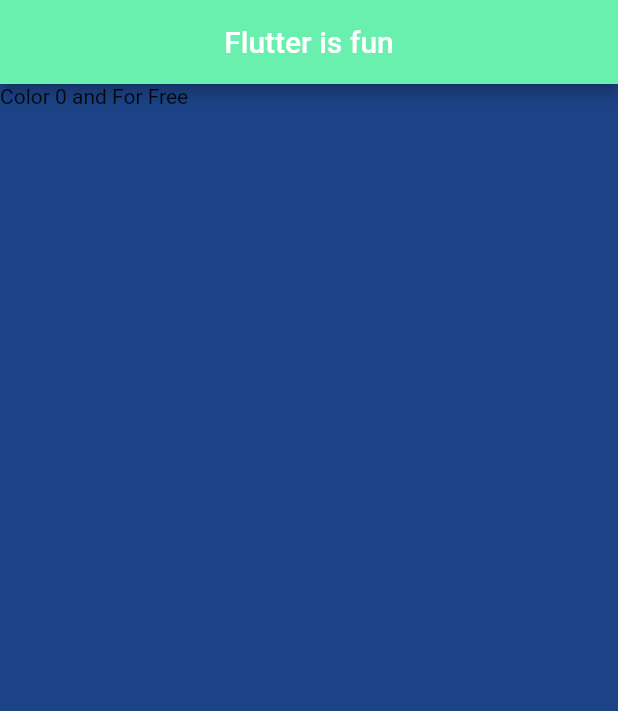
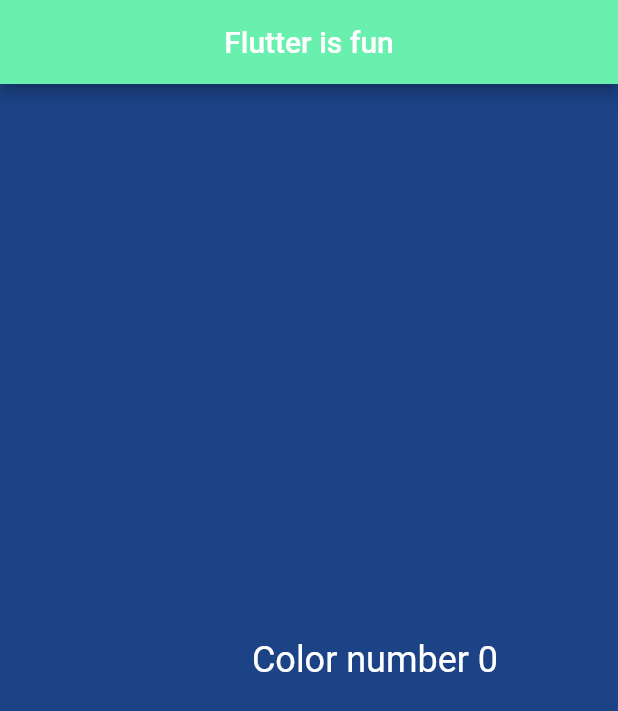
Before and after one commit to basheer574/First_Flutter_App, a Flutter app: the screen it shows after launch, on a phone screen of 412 x 824 dp. Shown: the top 711 px of the screen. Run offline on Flutter 3.47's test engine with Material 2 defaults, Android fonts, the phone set to English and light mode, and no system bars.

Commit message:
fix font size fix font format

```diff
--- a/lib/main.dart
+++ b/lib/main.dart
@@ -20,16 +20,23 @@ class Page1 extends StatelessWidget {
           ),
           backgroundColor: Colors.greenAccent,
         ),
-        body: ListView.builder(scrollDirection: Axis.horizontal,
+        body: ListView.builder(
+            scrollDirection: Axis.horizontal,
             itemBuilder: (itemBuilder, index) {
               return Container(
                 color: Color((math.Random().nextDouble() * 0xFFFFFF).toInt())
                     .withOpacity(1.0),
                 width: 500,
                 height: 500,
-            child: Text("Color $index and For Free"),
+                child: Center(
+                    child: Text(
+                  "Color number $index",
+                  style: const TextStyle(
+                    color: Colors.white,
+                    fontSize: 24.0,
+                  ),
+                )),
               );
-        })
-    );
+            }));
   }
 }
```
Lines whose indentation alone changed are shown as unchanged.
